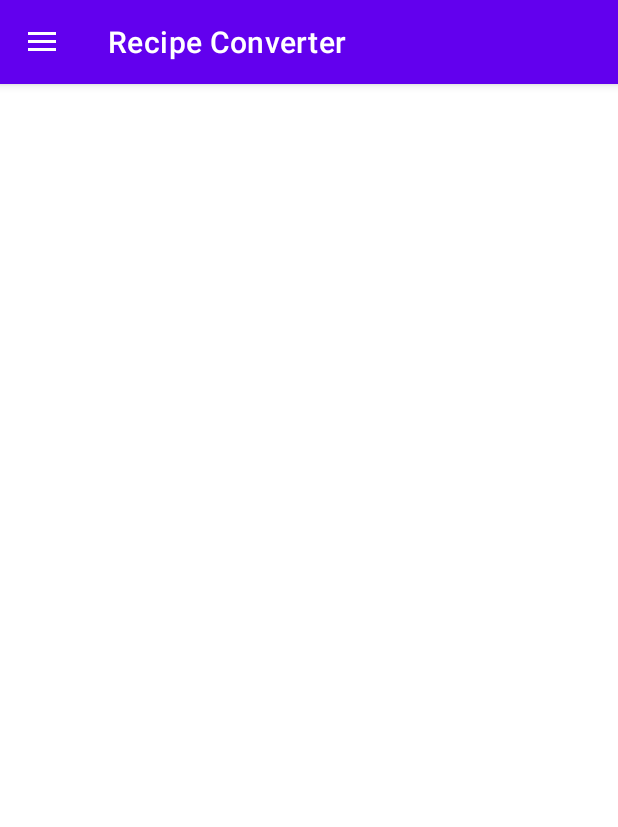
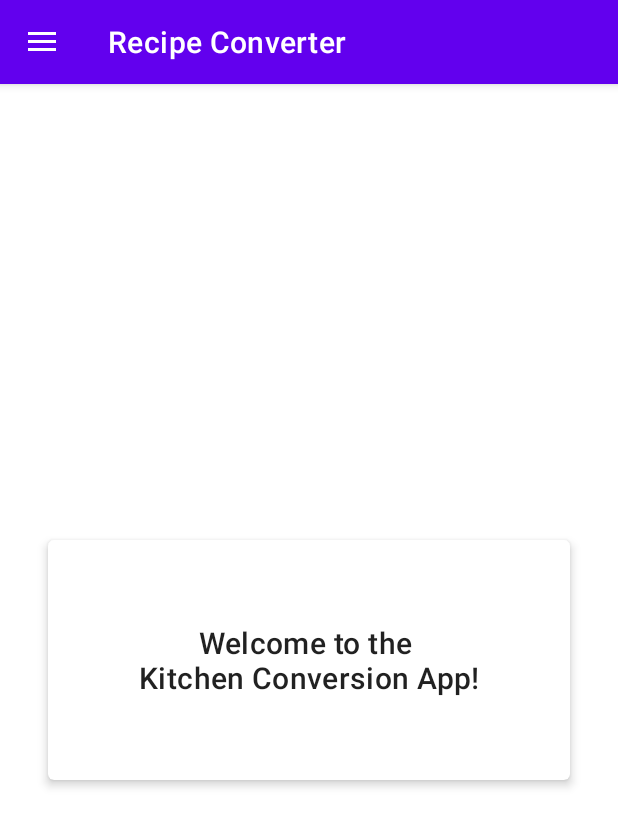
Before and after one commit to wrhenders/android-kitchen-converter, an Android app: the screen it shows after launch (MainActivity), on a phone screen of 412 x 824 dp. Shown: the top 827 px of the screen. Run offline under Robolectric (Android 15) with nearby library versions, the phone set to English and light mode, and no system bars; our stand-ins replace navigation-ui.

Commit message:
added home screen and navigation

```diff
--- /dev/null
+++ b/app/src/main/java/com/kitchen/recipeconverter/ui/main/HomeFragment.kt
@@ -0,0 +1,60 @@
+package com.kitchen.recipeconverter.ui.main
+
+import android.os.Bundle
+import androidx.fragment.app.Fragment
+import android.view.LayoutInflater
+import android.view.View
+import android.view.ViewGroup
+import com.kitchen.recipeconverter.R
+
+// TODO: Rename parameter arguments, choose names that match
+// the fragment initialization parameters, e.g. ARG_ITEM_NUMBER
+private const val ARG_PARAM1 = "param1"
+private const val ARG_PARAM2 = "param2"
+
+/**
+ * A simple [Fragment] subclass.
+ * Use the [HomeFragment.newInstance] factory method to
+ * create an instance of this fragment.
+ */
+class HomeFragment : Fragment() {
+    // TODO: Rename and change types of parameters
+    private var param1: String? = null
+    private var param2: String? = null
+
+    override fun onCreate(savedInstanceState: Bundle?) {
+        super.onCreate(savedInstanceState)
+        arguments?.let {
+            param1 = it.getString(ARG_PARAM1)
+            param2 = it.getString(ARG_PARAM2)
+        }
+    }
+
+    override fun onCreateView(
+        inflater: LayoutInflater, container: ViewGroup?,
+        savedInstanceState: Bundle?
+    ): View? {
+        // Inflate the layout for this fragment
+        return inflater.inflate(R.layout.fragment_home, container, false)
+    }
+
+    companion object {
+        /**
+         * Use this factory method to create a new instance of
+         * this fragment using the provided parameters.
+         *
+         * @param param1 Parameter 1.
+         * @param param2 Parameter 2.
+         * @return A new instance of fragment HomeFragment.
+         */
+        // TODO: Rename and change types and number of parameters
+        @JvmStatic
+        fun newInstance(param1: String, param2: String) =
+            HomeFragment().apply {
+                arguments = Bundle().apply {
+                    putString(ARG_PARAM1, param1)
+                    putString(ARG_PARAM2, param2)
+                }
+            }
+    }
+}
--- a/app/src/main/java/com/kitchen/recipeconverter/ui/main/IngredientAdapter.kt
+++ b/app/src/main/java/com/kitchen/recipeconverter/ui/unit/IngredientAdapter.kt
@@ -1,4 +1,4 @@
-package com.kitchen.recipeconverter.ui.main
+package com.kitchen.recipeconverter.ui.unit
 
 import android.graphics.Color
 import android.view.LayoutInflater
--- a/app/src/main/java/com/kitchen/recipeconverter/ui/main/UnitConverter.kt
+++ b/app/src/main/java/com/kitchen/recipeconverter/ui/unit/UnitConverter.kt
@@ -1,4 +1,4 @@
-package com.kitchen.recipeconverter.ui.main
+package com.kitchen.recipeconverter.ui.unit
 
 import android.os.Bundle
 import androidx.fragment.app.Fragment
--- a/app/src/main/java/com/kitchen/recipeconverter/ui/main/UnitConverterViewModel.kt
+++ b/app/src/main/java/com/kitchen/recipeconverter/ui/unit/UnitConverterViewModel.kt
@@ -1,4 +1,4 @@
-package com.kitchen.recipeconverter.ui.main
+package com.kitchen.recipeconverter.ui.unit
 
 import android.util.Log
 import androidx.lifecycle.ViewModel
--- /dev/null
+++ b/app/src/main/res/drawable/ic_home.xml
@@ -0,0 +1,5 @@
+<vector android:height="24dp" android:tint="#000000"
+    android:viewportHeight="24" android:viewportWidth="24"
+    android:width="24dp" xmlns:android="http://schemas.android.com/apk/res/android">
+    <path android:fillColor="@android:color/white" android:pathData="M10,20v-6h4v6h5v-8h3L12,3 2,12h3v8z"/>
+</vector>
--- /dev/null
+++ b/app/src/main/res/layout/fragment_home.xml
@@ -0,0 +1,28 @@
+<?xml version="1.0" encoding="utf-8"?>
+<androidx.constraintlayout.widget.ConstraintLayout
+    xmlns:android="http://schemas.android.com/apk/res/android"
+    xmlns:tools="http://schemas.android.com/tools"
+    xmlns:app="http://schemas.android.com/apk/res-auto"
+    android:layout_width="match_parent"
+    android:layout_height="match_parent"
+    tools:context=".ui.main.HomeFragment">
+
+    <androidx.cardview.widget.CardView
+        android:id="@+id/topCardView"
+        android:layout_width="match_parent"
+        android:layout_height="160dp"
+        android:layout_margin="16dp"
+        app:cardCornerRadius="4dp"
+        app:cardElevation="4dp"
+        app:layout_constraintTop_toTopOf="parent"
+        app:layout_constraintBottom_toBottomOf="parent">
+
+        <TextView
+            android:layout_width="match_parent"
+            android:layout_height="match_parent"
+            android:text="@string/hello_blank_fragment"
+            android:gravity="center"
+            android:textAppearance="?attr/textAppearanceHeadline6"/>
+    </androidx.cardview.widget.CardView>
+
+</androidx.constraintlayout.widget.ConstraintLayout>
--- a/app/src/main/res/layout/fragment_main.xml
+++ b/app/src/main/res/layout/fragment_main.xml
@@ -2,11 +2,11 @@
 <layout xmlns:android="http://schemas.android.com/apk/res/android"
     xmlns:app="http://schemas.android.com/apk/res-auto"
     xmlns:tools="http://schemas.android.com/tools"
-    tools:context=".ui.main.UnitConverter">
+    tools:context=".ui.unit.UnitConverter">
     <data>
         <variable
             name="viewModel"
-            type="com.kitchen.recipeconverter.ui.main.UnitConverterViewModel" />
+            type="com.kitchen.recipeconverter.ui.unit.UnitConverterViewModel" />
     </data>
     <androidx.core.widget.NestedScrollView
         android:layout_width="match_parent"
--- a/app/src/main/res/menu/menu_main.xml
+++ b/app/src/main/res/menu/menu_main.xml
@@ -2,7 +2,11 @@
 <menu xmlns:android="http://schemas.android.com/apk/res/android">
     <group android:checkableBehavior="single">
         <item
-            android:id="@+id/inboxFragment"
+            android:id="@+id/homeFragment"
+            android:title="Home"
+            android:icon="@drawable/ic_home" />
+        <item
+            android:id="@+id/unitConverter"
             android:title="Unit Converter"
             android:icon="@drawable/ic_balance" />
 
--- a/app/src/main/res/navigation/nav_graph.xml
+++ b/app/src/main/res/navigation/nav_graph.xml
@@ -3,11 +3,16 @@
     xmlns:app="http://schemas.android.com/apk/res-auto"
     xmlns:tools="http://schemas.android.com/tools"
     android:id="@+id/nav_graph"
-    app:startDestination="@id/mainFragment">
+    app:startDestination="@id/homeFragment">
 
     <fragment
-        android:id="@+id/mainFragment"
-        android:name="com.kitchen.recipeconverter.ui.main.UnitConverter"
+        android:id="@+id/unitConverter"
+        android:name="com.kitchen.recipeconverter.ui.unit.UnitConverter"
         android:label="Unit Converter"
         tools:layout="@layout/fragment_main" />
+    <fragment
+        android:id="@+id/homeFragment"
+        android:name="com.kitchen.recipeconverter.ui.main.HomeFragment"
+        android:label="Home"
+        tools:layout="@layout/fragment_home" />
 </navigation>
--- a/app/src/main/res/values/strings.xml
+++ b/app/src/main/res/values/strings.xml
@@ -6,4 +6,6 @@
         <item>Tablespoons</item>
         <item>Teaspoons</item>
     </string-array>
+    <!-- TODO: Remove or change this placeholder text -->
+    <string name="hello_blank_fragment">Welcome to the \nKitchen Conversion App!</string>
 </resources>
```
